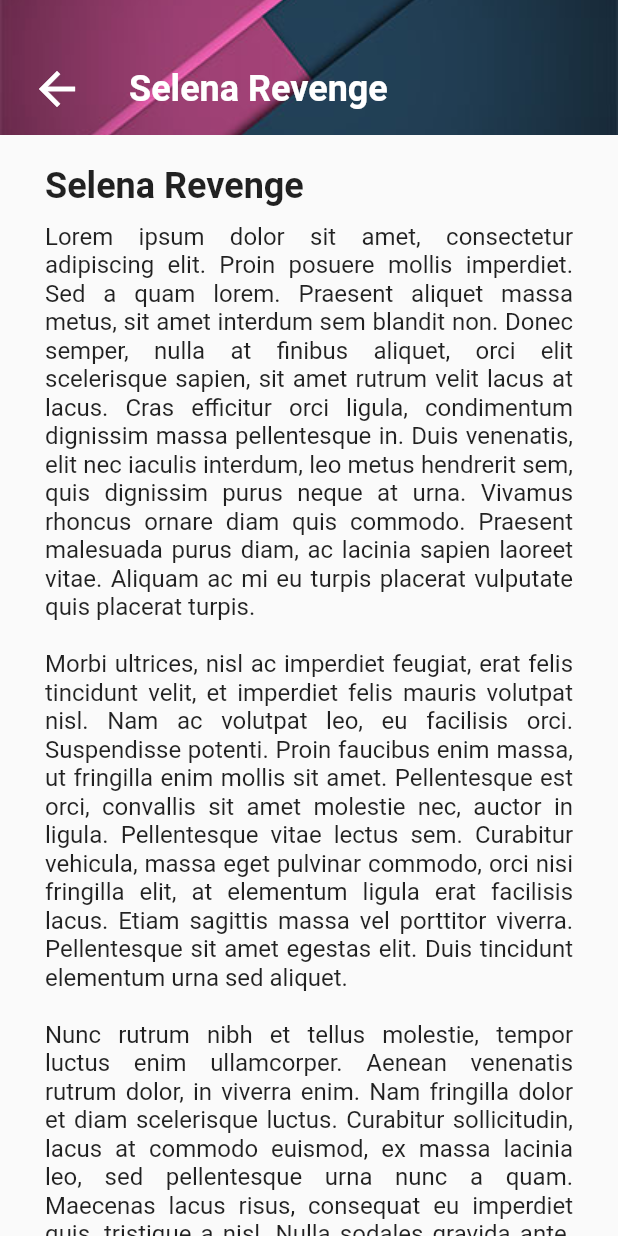
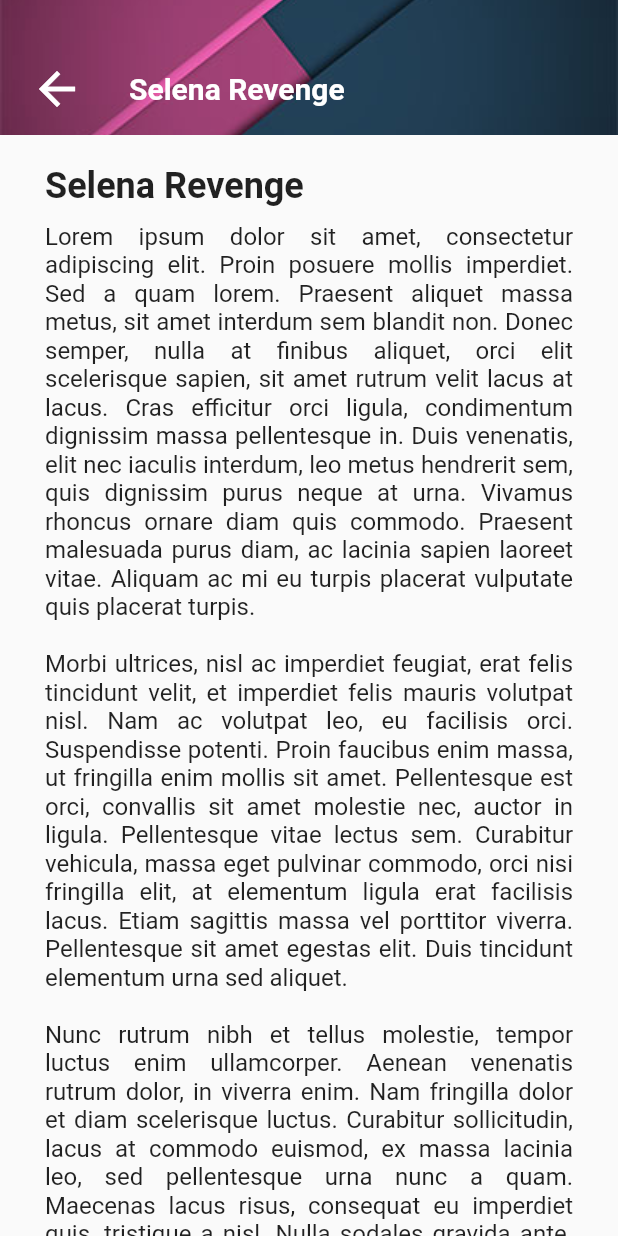
Before and after one commit to nova14753692/portfolio_app, a Flutter app: the PortfolioPage screen opened directly, after a tap on "See the game", on a phone screen of 412 x 824 dp. Run offline on Flutter 3.47's test engine with Material 2 defaults, Android fonts, the phone set to English and light mode, and no system bars.

Commit message:
Some Ui adjustments

```diff
--- a/lib/about/experience.dart
+++ b/lib/about/experience.dart
@@ -13,6 +13,7 @@ class Experience extends StatelessWidget {
           child: Text(
             legend,
             textAlign: TextAlign.center,
+            style: TextStyle(fontSize: 13),
           )),
     );
   }
--- a/lib/pages/contact_page.dart
+++ b/lib/pages/contact_page.dart
@@ -24,6 +24,7 @@ class ContactPage extends StatelessWidget {
                 maxHeight: MediaQuery.of(context).size.height,
                 minHeight: 90,
                 scrollController: _scrollController,
+                hamburger: true,
                 appbarTitle: 'Contact',
                 openButtonText: 'Contact Me',
               ),
--- a/lib/pages/home.dart
+++ b/lib/pages/home.dart
@@ -31,6 +31,7 @@ class Home extends StatelessWidget {
                 maxHeight: MediaQuery.of(context).size.height,
                 minHeight: 90,
                 scrollController: _scrollController,
+                hamburger: true,
                 appbarTitle: 'Vincent Tran\'s Portfolio',
                 openButtonText: 'See what\'s inside',
               ),
--- a/lib/pages/portfolio_list_page.dart
+++ b/lib/pages/portfolio_list_page.dart
@@ -20,7 +20,8 @@ class PortfolioListPage extends StatelessWidget {
             delegate: Header(
                 maxHeight: MediaQuery.of(context).size.height,
                 minHeight: 80,
-                scrollController: _scrollController),
+                scrollController: _scrollController,
+                hamburger: true),
           ),
           SliverToBoxAdapter(
             child: Container(
--- a/lib/portfolio/portfolio_card.dart
+++ b/lib/portfolio/portfolio_card.dart
@@ -24,33 +24,39 @@ class PortfolioCard extends StatelessWidget {
   }
 
   Widget _buildCardTitle() {
-    return Text(
+    return Container(
+      padding: EdgeInsets.symmetric(horizontal: 5),
+      child: Text(
         _portfolioModel.getPortfolios[_cardIndex].title,
         style: TextStyle(
           fontSize: 24,
           fontWeight: FontWeight.w500,
           color: Colors.blueGrey,
         ),
+      ),
     );
   }
 
   Widget _buildCardDescription() {
-    return Text(
+    return Container(
+      padding: EdgeInsets.symmetric(horizontal: 5),
+      child: Text(
         _portfolioModel.getPortfolios[_cardIndex].description,
         style: TextStyle(
           fontSize: 20,
         ),
         textAlign: TextAlign.center,
+      ),
     );
   }
 
   Widget _buildDetailButton(BuildContext context) {
     return RaisedButton(
-      color: Colors.redAccent,
+      color: Colors.black54,
       padding: EdgeInsets.symmetric(horizontal: 50, vertical: 10),
       shape: RoundedRectangleBorder(borderRadius: BorderRadius.circular(10)),
       child: Text(
-        'Detail',
+        'See detail',
         style: TextStyle(fontSize: 20, color: Colors.white),
       ),
       onPressed: () => Navigator.pushNamed(context,
@@ -78,11 +84,11 @@ class PortfolioCard extends StatelessWidget {
             ),
             _buildCardDescription(),
             SizedBox(
-              height: 10,
+              height: 20,
             ),
             _buildDetailButton(context),
             SizedBox(
-              height: 10,
+              height: 20,
             ),
           ],
         ),
--- a/lib/ui_elements/app_drawer.dart
+++ b/lib/ui_elements/app_drawer.dart
@@ -58,6 +58,11 @@ class AppDrawer extends StatelessWidget {
             children: <Widget>[
               _buildDrawerHeaderFooter(
                   context, 'assets/meteors_landscaped.jpg'),
+              _hasEnoughSpace(context)
+                  ? SizedBox(
+                      height: 70,
+                    )
+                  : Container(),
               div.Divider(color: Colors.white54, width: 2),
               _buildDrawerItem(context, 'All', Icons.list, '/'),
               _buildDrawerItem(context, 'About', Icons.account_box, '/about'),
--- a/lib/ui_elements/header.dart
+++ b/lib/ui_elements/header.dart
@@ -11,12 +11,14 @@ class Header extends SliverPersistentHeaderDelegate {
   final ScrollController scrollController;
   final String heroTag;
   final bool backButton;
+  final bool hamburger;
 
   Header(
       {@required this.minHeight,
       @required this.maxHeight,
       @required this.scrollController,
       this.backButton: false,
+      this.hamburger: false,
       this.coverImageUrl: 'assets/meteors.jpg',
       this.appbarTitle: 'My Portfolio',
       this.openButtonText: 'See my works',
@@ -43,15 +45,13 @@ class Header extends SliverPersistentHeaderDelegate {
         appbarTitle,
         textAlign: TextAlign.left,
         style: TextStyle(
-            fontSize: 24, color: Colors.white, fontWeight: FontWeight.bold),
+            fontSize: 20, color: Colors.white, fontWeight: FontWeight.bold),
       ),
     );
   }
 
-  Widget _buildAppBar(BuildContext context) {
-    return Row(
-      children: <Widget>[
-        IconButton(
+  Widget _buildBackButton(BuildContext context) {
+    return IconButton(
       padding: EdgeInsets.only(top: 10, left: 20),
       icon: Icon(
         Icons.arrow_back,
@@ -59,10 +59,43 @@ class Header extends SliverPersistentHeaderDelegate {
       ),
       iconSize: 36,
       onPressed: () => Navigator.of(context).pop(),
+    );
+  }
+
+  Widget _buildHamburgerButton(BuildContext context) {
+    return IconButton(
+      padding: EdgeInsets.only(top: 10, left: 20),
+      icon: Icon(
+        Icons.dehaze,
+        color: Colors.white,
       ),
+      iconSize: 36,
+      onPressed: () => Scaffold.of(context).openDrawer(),
+    );
+  }
+
+  Widget _buildAppBar(BuildContext context) {
+    if (hamburger) {
+      return Row(
+        children: <Widget>[
+          _buildHamburgerButton(context),
           _buildHeaderTitle(),
         ],
       );
+    } else if (backButton) {
+      return Row(
+        children: <Widget>[
+          _buildBackButton(context),
+          _buildHeaderTitle(),
+        ],
+      );
+    } else {
+      return Row(
+        children: <Widget>[
+          _buildHeaderTitle(),
+        ],
+      );
+    }
   }
 
   Widget _buildOpenButton(double shrinkOffset, double deviceHeight) {
@@ -102,7 +135,7 @@ class Header extends SliverPersistentHeaderDelegate {
             SizedBox(
               height: 30,
             ),
-            backButton ? _buildAppBar(context) : _buildHeaderTitle(),
+            _buildAppBar(context),
             _buildOpenButton(shrinkOffset, deviceHeight),
           ],
         )
```
Lines whose indentation alone changed are shown as unchanged.
